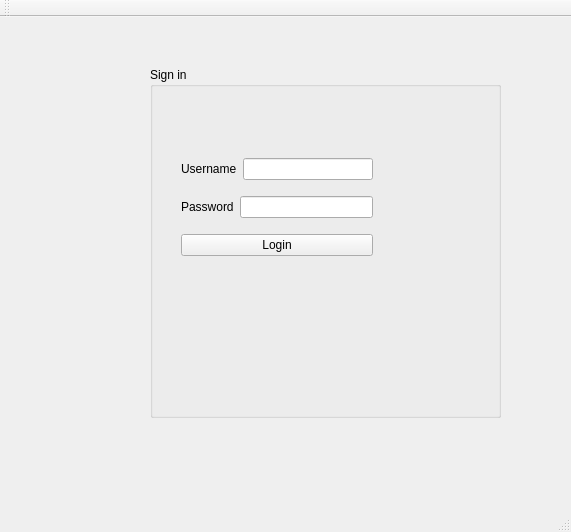
The window that QtGui/mainwindow.ui (mitchdotdev/goat-bulk) describes before a commit, drawn with Qt 5.
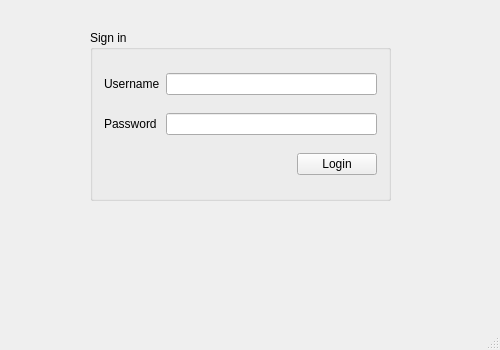
The same window after the commit.

Commit message: Updated UI layout and added commented out statements to add in later

```diff
--- a/QtGui/mainwindow.ui
+++ b/QtGui/mainwindow.ui
@@ -6,37 +6,31 @@
    <rect>
     <x>0</x>
     <y>0</y>
-    <width>571</width>
-    <height>532</height>
+    <width>500</width>
+    <height>350</height>
    </rect>
   </property>
   <property name="windowTitle">
    <string>MainWindow</string>
   </property>
   <widget class="QWidget" name="centralWidget">
-   <widget class="QGroupBox" name="groupBox">
+   <widget class="QGroupBox" name="loginBox">
     <property name="geometry">
      <rect>
-      <x>150</x>
-      <y>50</y>
-      <width>351</width>
-      <height>351</height>
+      <x>90</x>
+      <y>30</y>
+      <width>301</width>
+      <height>171</height>
      </rect>
     </property>
     <property name="title">
      <string>Sign in</string>
     </property>
-    <widget class="QWidget" name="">
-     <property name="geometry">
-      <rect>
-       <x>20</x>
-       <y>70</y>
-       <width>214</width>
-       <height>141</height>
-      </rect>
-     </property>
-     <layout class="QVBoxLayout" name="verticalLayout">
-      <item>
+    <property name="alignment">
+     <set>Qt::AlignLeading|Qt::AlignLeft|Qt::AlignTop</set>
+    </property>
+    <layout class="QGridLayout" name="gridLayout_3">
+     <item row="0" column="0">
        <layout class="QHBoxLayout" name="horizontalLayout">
         <item>
          <widget class="QLabel" name="label">
@@ -50,21 +44,25 @@
         </item>
        </layout>
       </item>
-      <item>
+     <item row="1" column="0">
        <layout class="QHBoxLayout" name="horizontalLayout_2">
         <item>
          <widget class="QLabel" name="label_2">
           <property name="text">
-           <string>Password</string>
+          <string>Password </string>
           </property>
          </widget>
         </item>
         <item>
-         <widget class="QLineEdit" name="lineEdit_password"/>
+        <widget class="QLineEdit" name="lineEdit_password">
+         <property name="enabled">
+          <bool>true</bool>
+         </property>
+        </widget>
         </item>
        </layout>
       </item>
-      <item>
+     <item row="2" column="0" alignment="Qt::AlignRight">
        <widget class="QPushButton" name="pushButton_login">
         <property name="text">
          <string>Login</string>
@@ -74,25 +72,16 @@
      </layout>
     </widget>
    </widget>
-  </widget>
   <widget class="QMenuBar" name="menuBar">
    <property name="geometry">
     <rect>
      <x>0</x>
      <y>0</y>
-     <width>571</width>
+     <width>500</width>
      <height>22</height>
     </rect>
    </property>
   </widget>
-  <widget class="QToolBar" name="mainToolBar">
-   <attribute name="toolBarArea">
-    <enum>TopToolBarArea</enum>
-   </attribute>
-   <attribute name="toolBarBreak">
-    <bool>false</bool>
-   </attribute>
-  </widget>
   <widget class="QStatusBar" name="statusBar"/>
  </widget>
  <layoutdefault spacing="6" margin="11"/>
```
Lines whose indentation alone changed are shown as unchanged. The commit also changes 5 other files.
